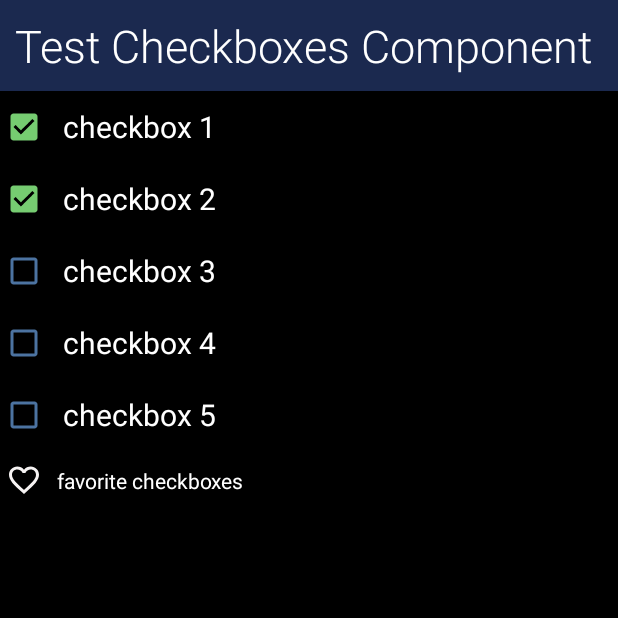
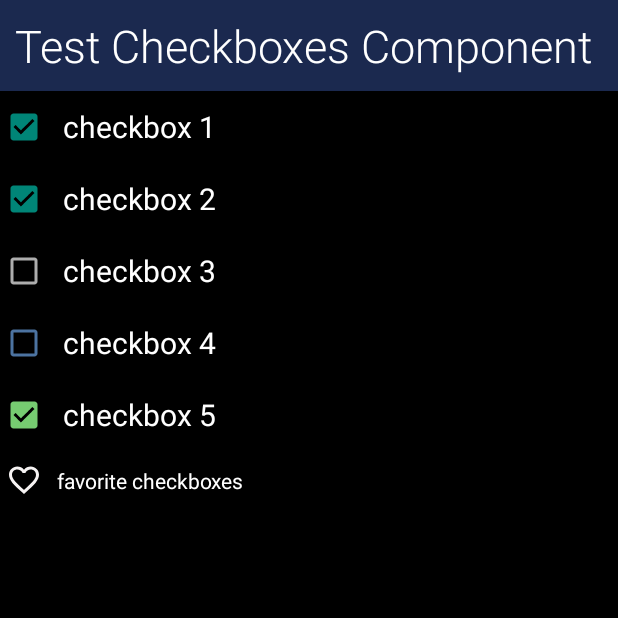
Before and after one commit to VossCG/Material-Desing-Component-Implementation, an Android app: the CheckboxesFragment screen opened through its navigation route, on a phone screen of 412 x 824 dp, the top half of it. Run offline under Robolectric (Android 15) with nearby library versions, the phone set to English and light mode, and no system bars; Roboto replaces fonts that are not available here.

Commit message:
[ fix ] : Checkboxes ＆ RadioButtons demo

```diff
--- a/app/src/main/res/layout/fragment_checkboxes.xml
+++ b/app/src/main/res/layout/fragment_checkboxes.xml
@@ -13,7 +13,7 @@
         android:text="Test Checkboxes Component"
         android:textSize="30sp" />
 
-    <CheckBox
+    <com.google.android.material.checkbox.MaterialCheckBox
         android:id="@+id/checkbox_1"
         style="@style/Widget.App.CheckBox"
         android:layout_width="match_parent"
@@ -21,7 +21,7 @@
         android:checked="true"
         android:text="checkbox 1" />
 
-    <CheckBox
+    <com.google.android.material.checkbox.MaterialCheckBox
         android:id="@+id/checkbox_2"
         style="@style/Widget.App.CheckBox"
         android:layout_width="match_parent"
@@ -29,34 +29,34 @@
         android:checked="true"
         android:text="checkbox 2" />
 
-    <CheckBox
+    <com.google.android.material.checkbox.MaterialCheckBox
         android:id="@+id/checkbox_3"
         style="@style/Widget.App.CheckBox"
         android:layout_width="match_parent"
         android:layout_height="wrap_content"
         android:text="checkbox 3" />
 
-    <CheckBox
+    <com.google.android.material.checkbox.MaterialCheckBox
         android:id="@+id/checkbox_4"
-        style="@style/Widget.App.CheckBox"
+        style="@style/Widget.App.CheckBoxButtonTint"
         android:layout_width="match_parent"
         android:layout_height="wrap_content"
-        android:text="checkbox 4"
-        app:useMaterialThemeColors="false" />
+        android:text="checkbox 4" />
 
-    <CheckBox
+    <com.google.android.material.checkbox.MaterialCheckBox
         android:id="@+id/checkbox_5"
-        style="@style/Widget.App.CheckBox"
+        style="@style/Widget.App.CheckBoxButtonTint"
         android:layout_width="match_parent"
         android:layout_height="wrap_content"
+        android:checked="true"
         android:text="checkbox 5" />
 
-    <CheckBox
+    <com.google.android.material.checkbox.MaterialCheckBox
         android:layout_width="match_parent"
         android:layout_height="wrap_content"
         android:layout_marginStart="4dp"
+        android:button="@drawable/favorite_selector"
         android:padding="10dp"
-        android:button="@drawable/favorite_selector"
         android:text="favorite checkboxes" />
 
 </androidx.appcompat.widget.LinearLayoutCompat>
--- a/app/src/main/res/values/style.xml
+++ b/app/src/main/res/values/style.xml
@@ -37,6 +37,7 @@
         <item name="materialThemeOverlay">@style/ThemeOverlay.App.Switch</item>
         <item name="android:textSize">20sp</item>
         <item name="android:padding">10dp</item>
+        <item name="thumbTint">@color/white</item>
     </style>
 
     <style name="ThemeOverlay.App.Switch" parent="">
@@ -44,14 +45,18 @@
         <item name="colorSecondary">@color/lightGreen</item>
         <!-- track unchecked state -->
         <item name="colorSurface">@color/darkGrey</item>
-        <item name="thumbTint">@color/white</item>
     </style>
 
     <style name="Widget.App.CheckBox" parent="Widget.MaterialComponents.CompoundButton.CheckBox">
         <item name="android:textSize">20sp</item>
         <item name="android:padding">10dp</item>
+        <item name="materialThemeOverlay">@style/ThemeOverlay.App.CheckBox</item>
+    </style>
+
+    <style name="Widget.App.CheckBoxButtonTint" parent="Widget.MaterialComponents.CompoundButton.CheckBox">
+        <item name="android:textSize">20sp</item>
+        <item name="android:padding">10dp</item>
         <item name="buttonTint">@color/checkboxes_tint_selector</item>
-        <item name="materialThemeOverlay">@style/ThemeOverlay.App.CheckBox</item>
     </style>
 
     <style name="ThemeOverlay.App.CheckBox" parent="">
```
Also changed, not shown: app/src/main/res/layout/fragment_radio_button.xml (+11 -10 lines).
